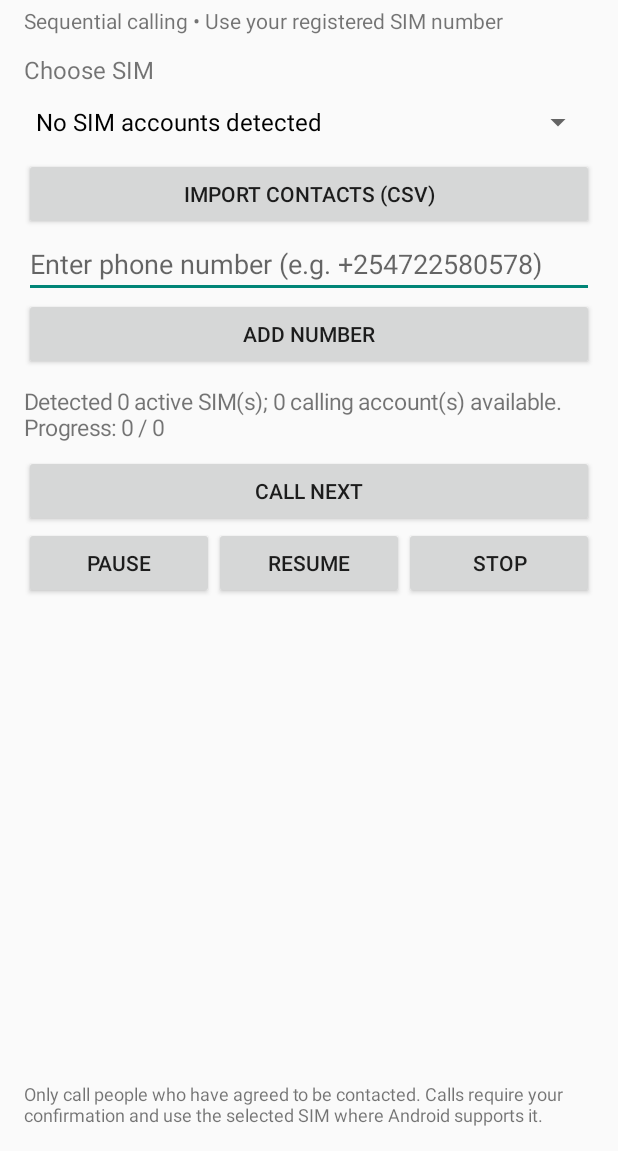
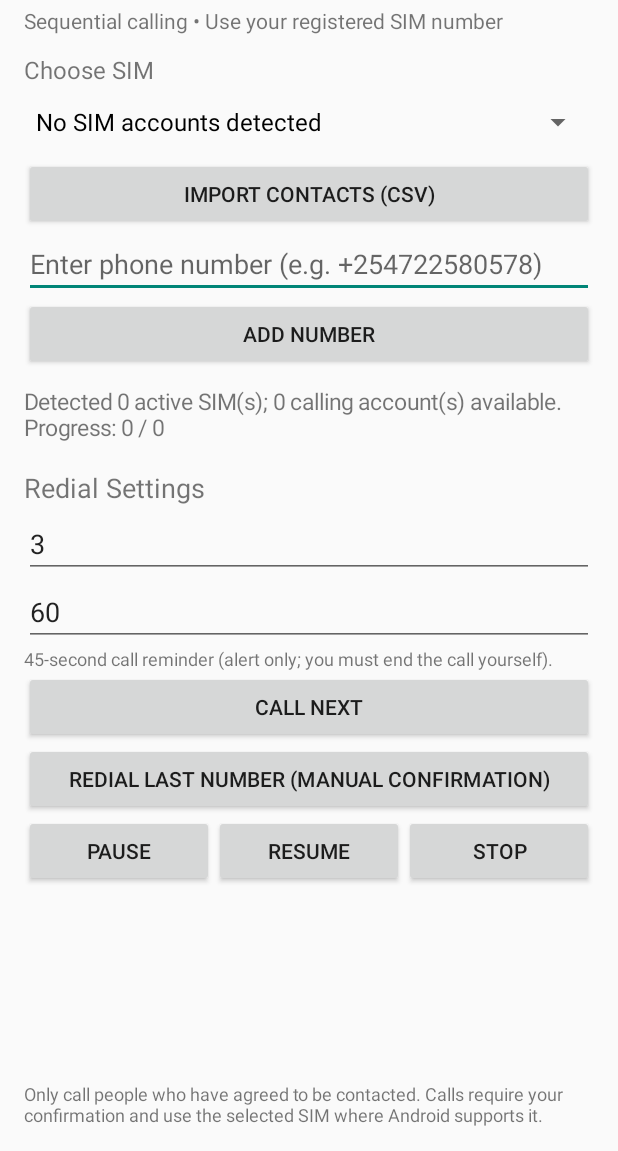
Before and after one commit to Neno254-pixel/AutoDial-Pro, an Android app: the screen it shows after launch (MainActivity), on a phone screen of 412 x 824 dp, the part 85-1236 px from its top. Run offline under Robolectric (Android 15) with nearby library versions, the phone set to English and light mode, and no system bars.

Commit message:
Add manual redial settings and 45-second call reminder

```diff
--- a/app/src/main/java/com/autodialpro/MainActivity.kt
+++ b/app/src/main/java/com/autodialpro/MainActivity.kt
@@ -2,10 +2,13 @@ package com.autodialpro
 
 import android.Manifest
 import android.app.Activity
+import android.app.AlertDialog
 import android.content.Intent
 import android.content.pm.PackageManager
 import android.net.Uri
 import android.os.Bundle
+import android.os.Handler
+import android.os.Looper
 import android.telecom.TelecomManager
 import android.telecom.PhoneAccountHandle
 import android.telephony.SubscriptionInfo
@@ -25,6 +28,12 @@ class MainActivity : Activity() {
     private var accounts: List<PhoneAccountHandle> = emptyList()
     private var selectedSimAccounts: List<PhoneAccountHandle?> = emptyList()
     private var activeSimCount = 0
+    private var lastCalledNumber: String? = null
+    private val attempts = mutableMapOf<String, Int>()
+    private val timerHandler = Handler(Looper.getMainLooper())
+    private var reminderSeconds = 45
+    private lateinit var maxAttemptsInput: EditText
+    private lateinit var cooldownInput: EditText
 
     override fun onCreate(savedInstanceState: Bundle?) {
         super.onCreate(savedInstanceState)
@@ -110,9 +119,32 @@ class MainActivity : Activity() {
             setPadding(0, 16, 0, 12)
         }
         root.addView(status)
+        root.addView(TextView(this).apply { text = "Redial Settings"; textSize = 18f; setPadding(0, 14, 0, 4) })
+        maxAttemptsInput = EditText(this).apply {
+            hint = "Maximum attempts per number (1–10)"
+            inputType = android.text.InputType.TYPE_CLASS_NUMBER
+            setSingleLine(true)
+            setText("3")
+        }
+        root.addView(maxAttemptsInput)
+        cooldownInput = EditText(this).apply {
+            hint = "Cooldown between redials in seconds (minimum 30)"
+            inputType = android.text.InputType.TYPE_CLASS_NUMBER
+            setSingleLine(true)
+            setText("60")
+        }
+        root.addView(cooldownInput)
+        root.addView(TextView(this).apply {
+            text = "45-second call reminder (alert only; you must end the call yourself)."
+            textSize = 12f
+        })
         root.addView(Button(this).apply {
             text = "CALL NEXT"
             setOnClickListener { callNext() }
+        })
+        root.addView(Button(this).apply {
+            text = "REDIAL LAST NUMBER (MANUAL CONFIRMATION)"
+            setOnClickListener { redialLastNumber() }
         })
         val controls = LinearLayout(this).apply { orientation = LinearLayout.HORIZONTAL }
         controls.addView(Button(this).apply {
@@ -264,8 +296,14 @@ class MainActivity : Activity() {
                 return
             }
             startActivity(intent)
+            attempts[number] = (attempts[number] ?: 0) + 1
+            lastCalledNumber = number
             current++
-            updateStatus("Calling $number. When the call ends, return here and tap CALL NEXT.")
+            timerHandler.removeCallbacksAndMessages(null)
+            timerHandler.postDelayed({
+                Toast.makeText(this, "45 seconds have passed since dialing. End the call manually if appropriate.", Toast.LENGTH_LONG).show()
+            }, 45_000L)
+            updateStatus("Calling $number. Attempt " + attempts[number] + ". A reminder will appear after 45 seconds; Android does not permit this app to hang up the call automatically.")
         } catch (_: SecurityException) {
             updateStatus("Call permission was denied. Enable Phone permission in Settings.")
         } catch (e: Exception) {
@@ -273,6 +311,36 @@ class MainActivity : Activity() {
         }
     }
 
+    private fun redialLastNumber() {
+        val number = lastCalledNumber
+        if (number == null) { updateStatus("No previous number to redial."); return }
+        val maxAttempts = maxAttemptsInput.text.toString().toIntOrNull()?.coerceIn(1, 10) ?: 3
+        val cooldown = cooldownInput.text.toString().toLongOrNull()?.coerceAtLeast(30) ?: 60L
+        val used = attempts[number] ?: 0
+        if (used >= maxAttempts) { updateStatus("Attempt limit reached for $number ($used/$maxAttempts)."); return }
+        if (checkSelfPermission(Manifest.permission.CALL_PHONE) != PackageManager.PERMISSION_GRANTED) {
+            updateStatus("Grant Phone permission before redialing."); return
+        }
+        val intent = Intent(Intent.ACTION_CALL, Uri.parse("tel:$number"))
+        val selected = selectedSimAccounts.getOrNull(simSpinner.selectedItemPosition)
+        if (selected != null) intent.putExtra(TelecomManager.EXTRA_PHONE_ACCOUNT_HANDLE, selected)
+        try {
+            AlertDialog.Builder(this)
+                .setTitle("Confirm redial")
+                .setMessage("Call $number again? Attempt " + (used + 1) + " of $maxAttempts. Please confirm the previous call has ended and the cooldown of at least " + cooldown + " seconds has passed.")
+                .setNegativeButton("Cancel", null)
+                .setPositiveButton("Call") { _, _ ->
+                    try {
+                        startActivity(intent)
+                        attempts[number] = used + 1
+                        timerHandler.removeCallbacksAndMessages(null)
+                        timerHandler.postDelayed({ Toast.makeText(this, "45 seconds since dialing. End the call manually if appropriate.", Toast.LENGTH_LONG).show() }, 45_000L)
+                        updateStatus("Redialed $number. Attempt " + attempts[number] + " of $maxAttempts.")
+                    } catch (e: Exception) { updateStatus("Could not redial: " + (e.message ?: "unknown error")) }
+                }.show()
+        } catch (e: Exception) { updateStatus("Could not prepare redial: " + (e.message ?: "unknown error")) }
+    }
+
     private fun updateStatus(message: String) {
         status.text = "$message\nProgress: $current / ${numbers.size}"
     }
```
